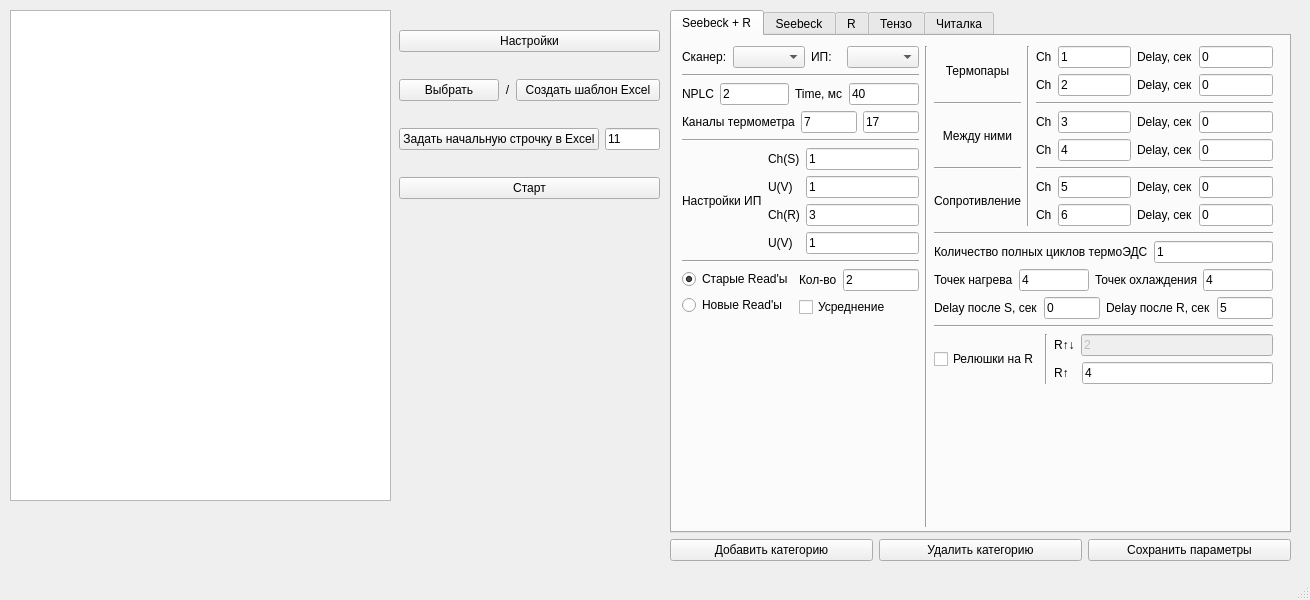
Qt form assets/mainIIC2.ui (JuustR/IIC) before a commit.
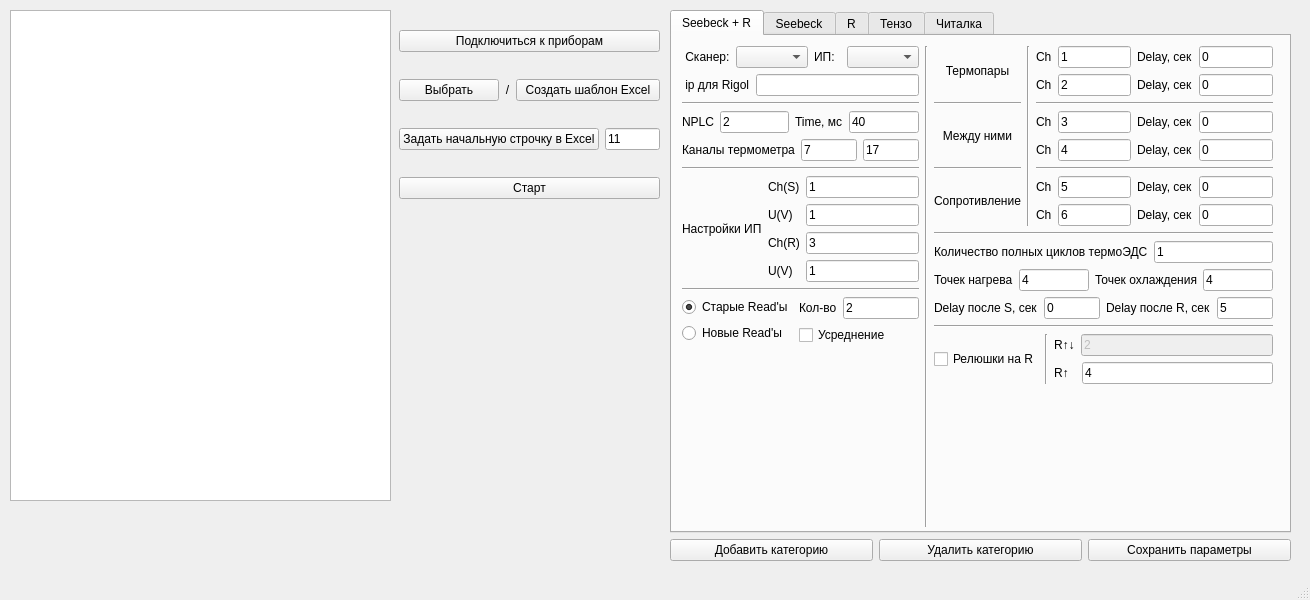
The same form after that commit.

Diff of the .ui file:
```diff
--- a/assets/mainIIC2.ui
+++ b/assets/mainIIC2.ui
@@ -36,7 +36,7 @@
      <item>
       <widget class="QPushButton" name="SettingsButton">
        <property name="text">
-        <string>Настройки</string>
+        <string>Подключиться к приборам</string>
        </property>
       </widget>
      </item>
@@ -183,7 +183,7 @@
               <item>
                <widget class="QLabel" name="label_7">
                 <property name="text">
-                 <string>Сканер:</string>
+                 <string> Сканер:</string>
                 </property>
                </widget>
               </item>
@@ -202,6 +202,20 @@
               </item>
              </layout>
             </item>
+            <item>
+             <layout class="QHBoxLayout" name="horizontalLayout_6">
+              <item>
+               <widget class="QLabel" name="label_36">
+                <property name="text">
+                 <string> ip для Rigol</string>
+                </property>
+               </widget>
+              </item>
+              <item>
+               <widget class="QLineEdit" name="IP_Rigol"/>
+              </item>
+             </layout>
+            </item>
             <item>
              <widget class="Line" name="line_10">
               <property name="orientation">
```
Left out of the diff: 2 changed lines with no effect on the pictures.
